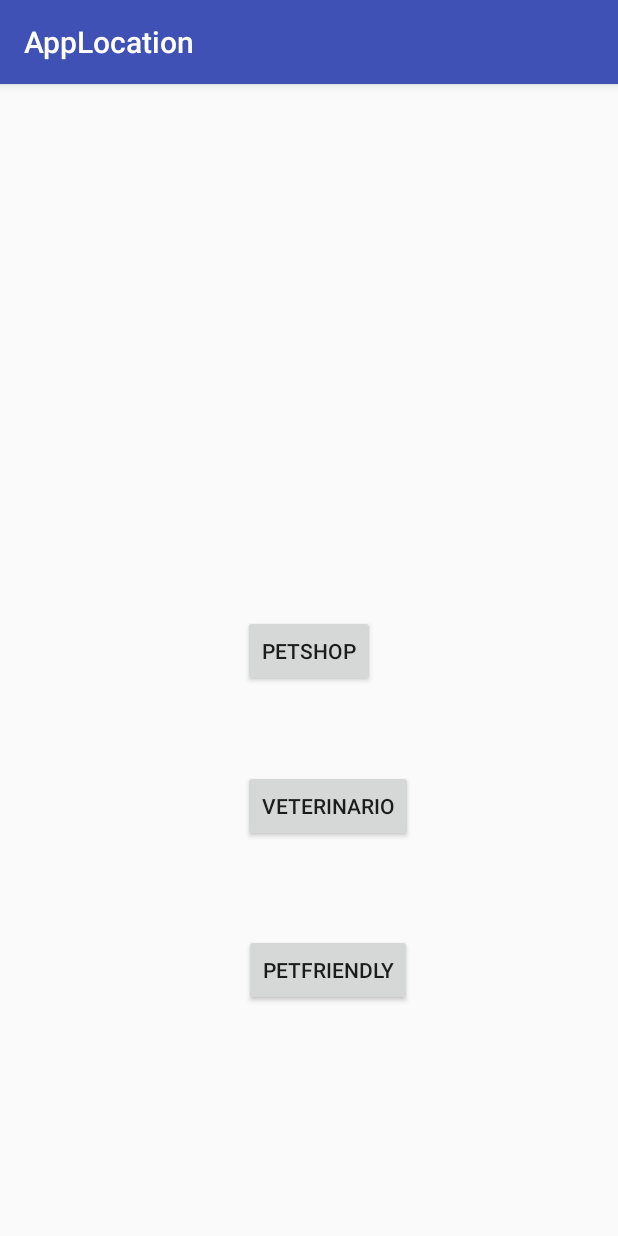
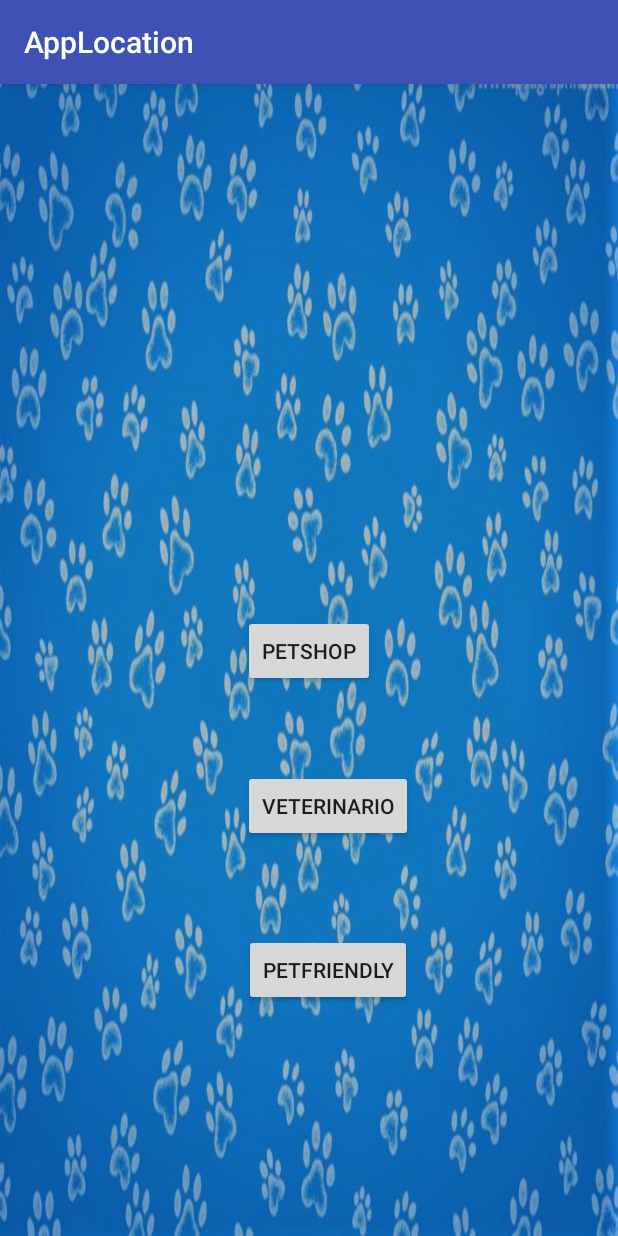
Before and after one commit to capivaradigital/AppLocation, an Android app: the screen it shows after launch (Filtro), on a phone screen of 412 x 824 dp. Run offline under Robolectric (Android 15) with nearby library versions, the phone set to English and light mode, and no system bars.

```diff
--- a/app/src/main/java/com/example/tmili/applocation/MainActivity.java
+++ b/app/src/main/java/com/example/tmili/applocation/MainActivity.java
@@ -335,7 +335,7 @@ public class MainActivity extends AppCompatActivity implements OnMapReadyCallbac
                 .center(myLoc)
                 .radius(radiu)
                 .strokeWidth(10)
-                    .fillColor(Color.GREEN)
+                    //.fillColor(Color.GREEN)
                     .strokeColor(Color.BLUE)
             );
         enableMyLocation();
--- a/app/src/main/res/layout/activity_filtro.xml
+++ b/app/src/main/res/layout/activity_filtro.xml
@@ -4,7 +4,8 @@
     xmlns:tools="http://schemas.android.com/tools"
     android:layout_width="match_parent"
     android:layout_height="match_parent"
-    tools:context="com.example.tmili.applocation.Filtro">
+    tools:context="com.example.tmili.applocation.Filtro"
+    android:background="@drawable/pawspattern1">
 
     <Button
         android:id="@+id/button2"
--- a/app/src/main/res/layout/activity_splash_screen.xml
+++ b/app/src/main/res/layout/activity_splash_screen.xml
@@ -16,7 +16,7 @@
         android:layout_width="match_parent"
         android:layout_height="wrap_content"
         android:gravity="center"
-        android:text="Mãe de Pet"
+        android:text="Sr. Focinho"
         android:textColor="#fff"
         android:textSize="30sp" />
 
```
